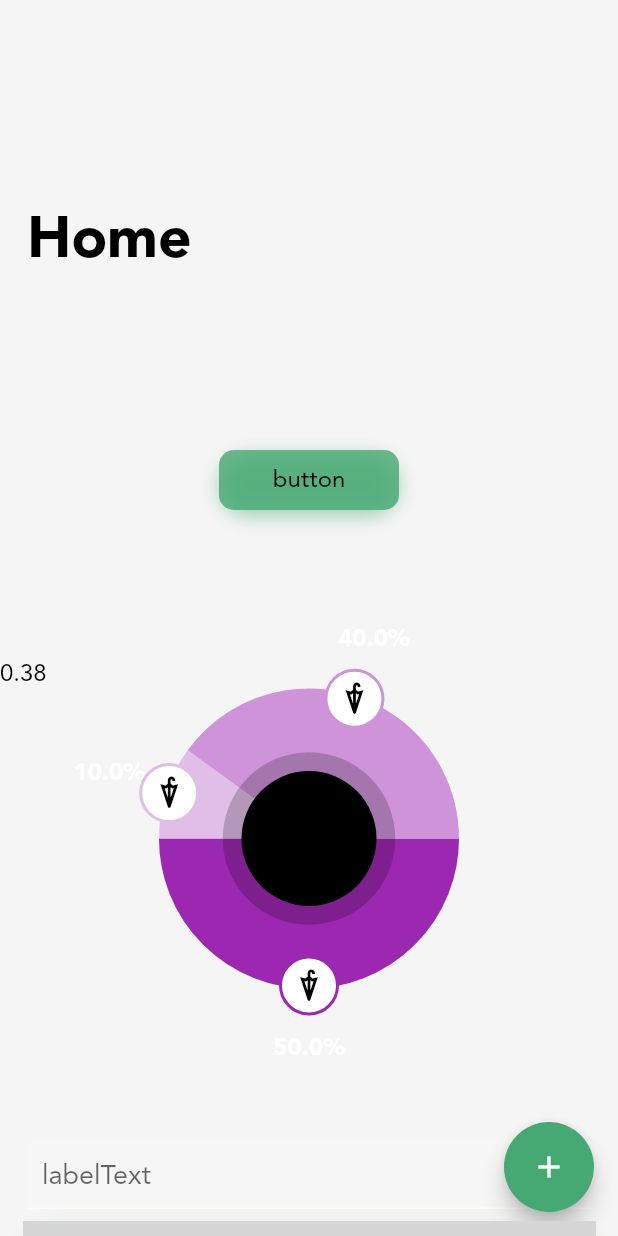
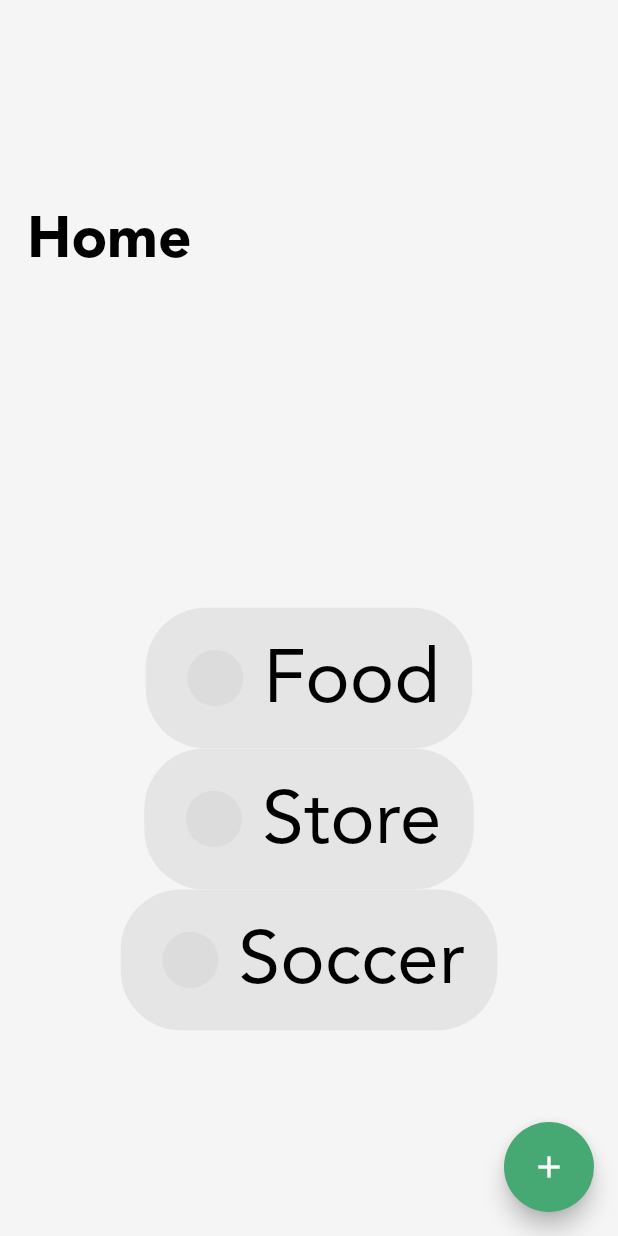
Before and after one commit to jameskokoska/Cashew, a Flutter app: the screen it shows after launch, on a phone screen of 412 x 824 dp. Run offline on Flutter 3.47's test engine with Material 2 defaults, Android fonts, the phone set to English and light mode, and no system bars; drawn by our look-alikes of fl_chart; our stand-ins replace flutter_sticky_header, math_expressions, modal_bottom_sheet, moor, simple_animations; generated files the repository leaves out were written again; grey boxes are pictures that could not be loaded.

Commit message:
added tag widgets, tappable widget, default tags test

```diff
--- a/budget/lib/functions.dart
+++ b/budget/lib/functions.dart
@@ -1,5 +1,7 @@
 import 'package:budget/struct/defaultCategories.dart';
+import 'package:budget/struct/defaultTags.dart';
 import 'package:budget/struct/transactionCategory.dart';
+import 'package:budget/struct/transactionTag.dart';
 import 'package:flutter/foundation.dart';
 
 import './colors.dart';
@@ -70,6 +72,10 @@
   return defaultCategories();
 }
 
+List<TransactionTag> listTag() {
+  return defaultTags();
+}
+
 getMonth(currentMonth) {
   var months = [
     'January',
--- a/budget/lib/pages/addTransactionPage.dart
+++ b/budget/lib/pages/addTransactionPage.dart
@@ -25,6 +25,7 @@
 class _AddTransactionPageState extends State<AddTransactionPage> {
   TransactionCategory? selectedCategory;
   double? selectedAmount;
+  String? selectedAmountCalculation;
 
   void setSelectedCategory(TransactionCategory category) {
     setState(() {
@@ -33,9 +34,10 @@
     return;
   }
 
-  void setSelectedAmount(double amount) {
+  void setSelectedAmount(double amount, String amountCalculation) {
     setState(() {
       selectedAmount = amount;
+      selectedAmountCalculation = amountCalculation;
     });
     return;
   }
@@ -88,7 +90,6 @@
                       padding: EdgeInsets.symmetric(horizontal: 10),
                       child: Row(
                         crossAxisAlignment: CrossAxisAlignment.center,
-                        mainAxisAlignment: MainAxisAlignment.spaceBetween,
                         children: [
                           CategoryIcon(
                             category: selectedCategory,
@@ -116,7 +117,10 @@
                                   PopupFramework(
                                     title: "Enter Amount",
                                     child: SelectAmount(
-                                        setSelectedAmount: setSelectedAmount),
+                                      setSelectedAmount: setSelectedAmount,
+                                      amountPassed:
+                                          selectedAmountCalculation ?? "",
+                                    ),
                                   ),
                                 );
                               },
@@ -291,7 +295,7 @@
       this.openSelectAmount = true})
       : super(key: key);
   final Function(TransactionCategory) setSelectedCategory;
-  final Function(double) setSelectedAmount;
+  final Function(double, String) setSelectedAmount;
   final bool openSelectAmount;
 
   @override
@@ -350,8 +354,11 @@
 }
 
 class SelectAmount extends StatefulWidget {
-  SelectAmount({Key? key, required this.setSelectedAmount}) : super(key: key);
-  final Function(double) setSelectedAmount;
+  SelectAmount(
+      {Key? key, required this.setSelectedAmount, this.amountPassed = ""})
+      : super(key: key);
+  final Function(double, String) setSelectedAmount;
+  final String amountPassed;
 
   @override
   _SelectAmountState createState() => _SelectAmountState();
@@ -359,6 +366,13 @@
 
 class _SelectAmountState extends State<SelectAmount> {
   String amount = "";
+
+  @override
+  void initState() {
+    super.initState();
+    amount = widget.amountPassed;
+  }
+
   addToAmount(String input) {
     String amountClone = amount;
     if (input == "." &&
@@ -392,11 +406,13 @@
         amount = amount.substring(0, amount.length - 1) + input;
       });
     }
-    widget.setSelectedAmount(amount == ""
+    widget.setSelectedAmount(
+        (amount == ""
             ? 0
             : includesOperations(amount, false)
                 ? calculateResult(amount)
-            : double.tryParse(amount) ?? 0);
+                : double.tryParse(amount) ?? 0),
+        amount);
   }
 
   void removeToAmount() {
@@ -405,11 +421,13 @@
         amount = amount.substring(0, amount.length - 1);
       }
     });
-    widget.setSelectedAmount(amount == ""
+    widget.setSelectedAmount(
+        (amount == ""
             ? 0
             : includesOperations(amount, false)
                 ? calculateResult(amount)
-            : double.tryParse(amount) ?? 0);
+                : double.tryParse(amount) ?? 0),
+        amount);
   }
 
   bool includesOperations(String input, bool includeDecimal) {
@@ -711,3 +729,40 @@
     );
   }
 }
+
+class SelectTag extends StatefulWidget {
+  SelectTag({Key? key, this.setSelectedCategory}) : super(key: key);
+  final Function(TransactionCategory)? setSelectedCategory;
+
+  @override
+  _SelectTagState createState() => _SelectTagState();
+}
+
+class _SelectTagState extends State<SelectTag> {
+  int selectedIndex = 0;
+  @override
+  Widget build(BuildContext context) {
+    return Padding(
+      padding: const EdgeInsets.only(bottom: 8.0),
+      child: Center(
+        child: Wrap(
+          alignment: WrapAlignment.center,
+          children: listTag()
+              .asMap()
+              .map(
+                (index, tag) => MapEntry(
+                  index,
+                  TagIcon(
+                    tag: tag,
+                    size: 50,
+                    onTap: () {},
+                  ),
+                ),
+              )
+              .values
+              .toList(),
+        ),
+      ),
+    );
+  }
+}
--- a/budget/lib/pages/homePage.dart
+++ b/budget/lib/pages/homePage.dart
@@ -1,3 +1,4 @@
+import 'package:budget/pages/addTransactionPage.dart';
 import 'package:budget/struct/budget.dart';
 import 'package:budget/struct/transaction.dart';
 import 'package:budget/widgets/budgetContainer.dart';
@@ -48,6 +49,8 @@
           SliverList(
             delegate: SliverChildListDelegate(
               [
+                Container(height: 100),
+                Container(width: 200, height: 500, child: SelectTag()),
                 Container(height: 100),
                 Button(
                   label: "button",
--- /dev/null
+++ b/budget/lib/struct/defaultTags.dart
@@ -0,0 +1,12 @@
+import 'package:budget/struct/transactionTag.dart';
+import 'package:budget/struct/transactionCategory.dart';
+import 'package:flutter/material.dart';
+
+List<TransactionTag> defaultTags() {
+  return [
+    TransactionTag(title: "Food", id: "groceriesTag", categoryID: "groceries"),
+    TransactionTag(
+        title: "Store", id: "groceries2Tag", categoryID: "groceries"),
+    TransactionTag(title: "Soccer", id: "sportsTag", categoryID: "sports"),
+  ];
+}
--- a/budget/lib/widgets/button.dart
+++ b/budget/lib/widgets/button.dart
@@ -1,3 +1,4 @@
+import 'package:budget/widgets/tappable.dart';
 import 'package:budget/widgets/textWidgets.dart';
 import 'package:flutter/material.dart';
 import 'package:budget/colors.dart';
@@ -47,11 +48,8 @@
       height: widget.height,
       width: widget.width,
       child: Center(
-        child: Material(
-          borderRadius: BorderRadius.all(Radius.circular(10)),
-          color: widget.color ??
-              Theme.of(context).colorScheme.accentColor.withOpacity(0.8),
-          child: InkWell(
+        child: Tappable(
+          color: Theme.of(context).colorScheme.accentColor.withOpacity(0.8),
           onHighlightChanged: (value) {
             setState(() {
               isTapped = value;
@@ -61,7 +59,7 @@
             _shrink();
             widget.onTap();
           },
-            borderRadius: BorderRadius.all(Radius.circular(10)),
+          borderRadius: 10,
           child: AnimatedContainer(
             duration: Duration(milliseconds: 200),
             curve: Curves.easeOutCubic,
@@ -96,7 +94,6 @@
           ),
         ),
       ),
-      ),
     );
   }
 }
--- /dev/null
+++ b/budget/lib/widgets/tappable.dart
@@ -0,0 +1,33 @@
+import 'package:flutter/material.dart';
+import '../colors.dart';
+
+class Tappable extends StatelessWidget {
+  Tappable(
+      {Key? key,
+      this.onTap,
+      this.onHighlightChanged,
+      this.borderRadius = 0,
+      this.color,
+      required this.child})
+      : super(key: key);
+
+  final double borderRadius;
+  final VoidCallback? onTap;
+  final ValueChanged<bool>? onHighlightChanged;
+  final Color? color;
+  final Widget child;
+
+  @override
+  Widget build(BuildContext context) {
+    return Material(
+      color: color,
+      borderRadius: BorderRadius.circular(borderRadius),
+      child: InkWell(
+        borderRadius: BorderRadius.circular(borderRadius),
+        onTap: onTap,
+        onHighlightChanged: onHighlightChanged,
+        child: child,
+      ),
+    );
+  }
+}
--- a/budget/lib/widgets/transactionEntry.dart
+++ b/budget/lib/widgets/transactionEntry.dart
@@ -2,6 +2,7 @@
 import 'package:budget/struct/transaction.dart';
 import 'package:budget/struct/transactionCategory.dart';
 import 'package:budget/struct/transactionTag.dart';
+import 'package:budget/widgets/tappable.dart';
 import 'package:budget/widgets/textWidgets.dart';
 import 'package:flutter/material.dart';
 import 'package:animations/animations.dart';
@@ -37,18 +38,13 @@
       closedBuilder: (BuildContext _, VoidCallback openContainer) {
         return Padding(
           padding: EdgeInsets.symmetric(horizontal: 15, vertical: 1),
-          child: Material(
-            borderRadius: BorderRadius.circular(15),
-            child: InkWell(
-              customBorder: RoundedRectangleBorder(
-                borderRadius: BorderRadius.circular(15),
-              ),
+          child: Tappable(
+            borderRadius: 15,
             onTap: () {
               openContainer();
             },
             child: Container(
-                margin:
-                    EdgeInsets.only(left: 14, right: 25, top: 12, bottom: 12),
+              margin: EdgeInsets.only(left: 14, right: 25, top: 12, bottom: 12),
               child: Row(
                 children: [
                   CategoryIcon(
@@ -121,7 +117,6 @@
               ),
             ),
           ),
-          ),
         );
       },
     );
@@ -175,22 +170,18 @@
                   ),
                   borderRadius: BorderRadius.all(Radius.circular(13)),
                 ),
-          child: Material(
-            borderRadius: BorderRadius.all(Radius.circular(10)),
+          child: Tappable(
             color: category?.color.withOpacity(0.6) ??
                 Theme.of(context).colorScheme.lightDarkAccent,
-            child: InkWell(
             onTap: onTap,
-              borderRadius: BorderRadius.all(Radius.circular(10)),
+            borderRadius: 10,
             child: Center(
               child: (category?.icon != null
                   ? Image(
-                        image:
-                            AssetImage("assets/categories/" + category!.icon),
+                      image: AssetImage("assets/categories/" + category!.icon),
                       width: size,
                     )
                   : Container()),
-              ),
             ),
           ),
         ),
@@ -215,28 +206,112 @@
   }
 }
 
-class TagIcon extends StatelessWidget {
-  TagIcon({Key? key, required this.tag, required this.size}) : super(key: key);
+class TagIcon extends StatefulWidget {
+  TagIcon(
+      {Key? key,
+      required this.tag,
+      required this.size,
+      this.onTap,
+      this.selected = false})
+      : super(key: key);
 
   final TransactionTag tag;
   final double size;
+  final VoidCallback? onTap;
+  final bool selected;
+
+  @override
+  _TagIconState createState() => _TagIconState();
+}
+
+class _TagIconState extends State<TagIcon> {
+  bool selected = false;
+
+  @override
+  void initState() {
+    super.initState();
+    setState(() {
+      selected = widget.selected;
+    });
+  }
 
   @override
   Widget build(BuildContext context) {
-    return Container(
+    return Tappable(
+      onTap: widget.onTap == null
+          ? null
+          : () {
+              setState(() {
+                selected = !selected;
+              });
+              widget.onTap;
+            },
+      borderRadius: widget.size * 0.8,
+      child: AnimatedContainer(
+        duration: Duration(milliseconds: 200),
         decoration: BoxDecoration(
-        borderRadius: BorderRadius.circular(1000),
-        color:
-            Theme.of(context).colorScheme.lightDarkAccentHeavy.withOpacity(0.6),
+          borderRadius: BorderRadius.circular(widget.size * 0.8),
+          color: selected
+              ? Theme.of(context).colorScheme.accentColor.withOpacity(0.8)
+              : Theme.of(context)
+                  .colorScheme
+                  .lightDarkAccentHeavy
+                  .withOpacity(0.6),
         ),
+        child: Padding(
           padding: EdgeInsets.only(
-          top: 5.5 * this.size / 14,
-          right: 10 * this.size / 14,
-          left: 10 * this.size / 14,
-          bottom: 4 * this.size / 14),
+            right: widget.onTap == null
+                ? 9 * widget.size / 14
+                : 6 * widget.size / 14,
+            left: widget.onTap == null
+                ? 9 * widget.size / 14
+                : 6 * widget.size / 14,
+          ),
+          child: Row(
+              mainAxisSize: MainAxisSize.min,
+              mainAxisAlignment: MainAxisAlignment.center,
+              children: [
+                widget.onTap != null
+                    ? Padding(
+                        padding: EdgeInsets.only(right: 2 * widget.size / 14),
+                        child: AnimatedContainer(
+                          duration: Duration(milliseconds: 700),
+                          width:
+                              selected ? widget.size * 0.9 : widget.size * 0.75,
+                          height:
+                              selected ? widget.size * 0.9 : widget.size * 0.75,
+                          margin: EdgeInsets.symmetric(
+                              horizontal: selected
+                                  ? widget.size * 0.1 / 2
+                                  : widget.size * 0.25 / 2),
+                          curve: Curves.elasticOut,
+                          decoration: BoxDecoration(
+                            borderRadius: BorderRadius.circular(widget.size),
+                            color: selected
+                                ? Theme.of(context)
+                                    .colorScheme
+                                    .accentColorHeavy
+                                    .withOpacity(0.8)
+                                : Theme.of(context)
+                                    .colorScheme
+                                    .lightDarkAccentHeavy
+                                    .withOpacity(0.9),
+                          ),
+                        ),
+                      )
+                    : Container(),
+                Padding(
+                  padding: EdgeInsets.only(
+                    top: 5.5 * widget.size / 14,
+                    bottom: 4 * widget.size / 14,
+                  ),
                   child: TextFont(
-        text: "My Text",
-        fontSize: this.size,
+                    text: widget.tag.title,
+                    fontSize: widget.size,
+                  ),
+                ),
+              ]),
+        ),
       ),
     );
   }
```
Also changed, not shown: budget/lib/struct/defaultCategories.dart (+18 -12 lines). Lines whose indentation alone changed are shown as unchanged.
